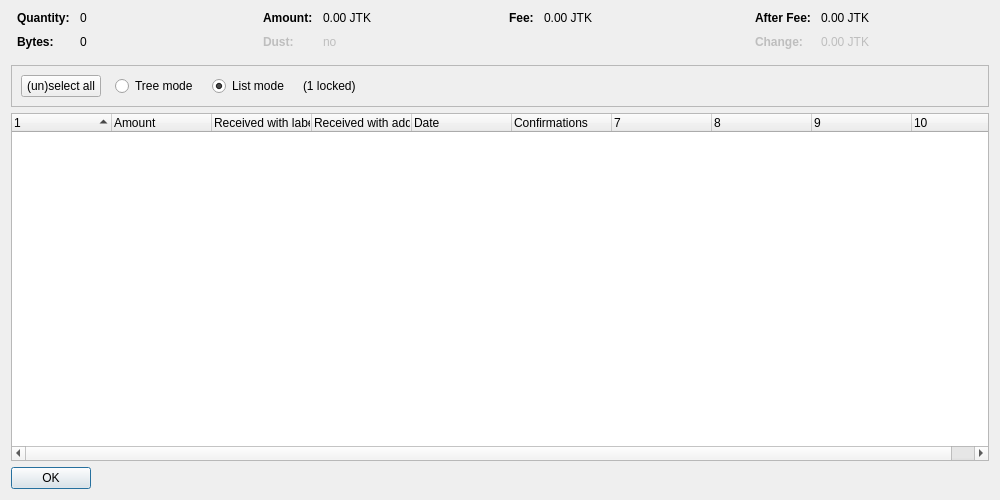
Qt form src/qt/forms/coincontroldialog.ui (zzcasper/Joash-Coin-Sources) before a commit.
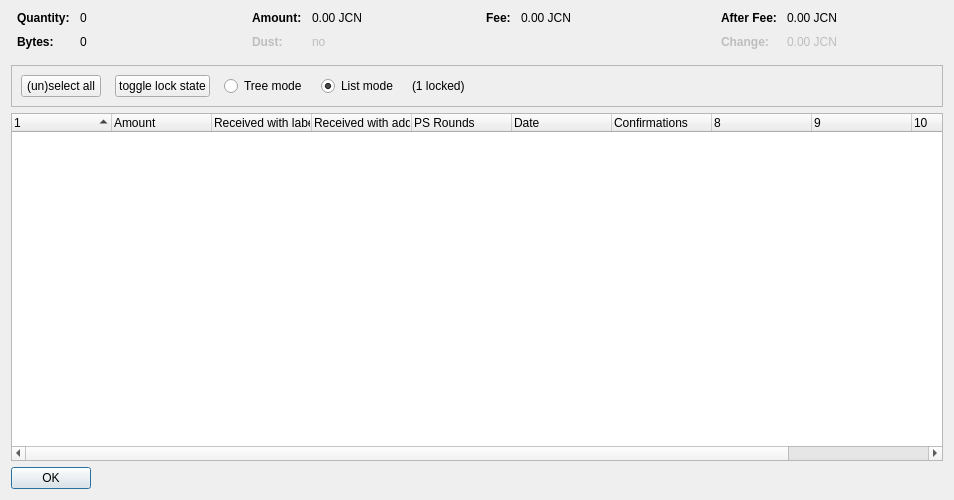
The same form after that commit. Custom widgets are drawn as their Qt base class.

```diff
--- a/src/qt/forms/coincontroldialog.ui
+++ b/src/qt/forms/coincontroldialog.ui
@@ -6,7 +6,7 @@
    <rect>
     <x>0</x>
     <y>0</y>
-    <width>1000</width>
+    <width>954</width>
     <height>500</height>
    </rect>
   </property>
@@ -132,7 +132,7 @@
           <enum>Qt::ActionsContextMenu</enum>
          </property>
          <property name="text">
-          <string notr="true">0.00 JTK</string>
+          <string notr="true">0.00 JCN</string>
          </property>
          <property name="textInteractionFlags">
           <set>Qt::LinksAccessibleByMouse|Qt::TextSelectableByKeyboard|Qt::TextSelectableByMouse</set>
@@ -212,7 +212,7 @@
           <enum>Qt::ActionsContextMenu</enum>
          </property>
          <property name="text">
-          <string notr="true">0.00 JTK</string>
+          <string notr="true">0.00 JCN</string>
          </property>
          <property name="textInteractionFlags">
           <set>Qt::LinksAccessibleByMouse|Qt::TextSelectableByKeyboard|Qt::TextSelectableByMouse</set>
@@ -257,7 +257,7 @@
           <enum>Qt::ActionsContextMenu</enum>
          </property>
          <property name="text">
-          <string notr="true">0.00 JTK</string>
+          <string notr="true">0.00 JCN</string>
          </property>
          <property name="textInteractionFlags">
           <set>Qt::LinksAccessibleByMouse|Qt::TextSelectableByKeyboard|Qt::TextSelectableByMouse</set>
@@ -292,7 +292,7 @@
           <enum>Qt::ActionsContextMenu</enum>
          </property>
          <property name="text">
-          <string notr="true">0.00 JTK</string>
+          <string notr="true">0.00 JCN</string>
          </property>
          <property name="textInteractionFlags">
           <set>Qt::LinksAccessibleByMouse|Qt::TextSelectableByKeyboard|Qt::TextSelectableByMouse</set>
@@ -319,7 +319,7 @@
      </property>
      <layout class="QHBoxLayout" name="horizontalLayout">
       <item>
-       <layout class="QHBoxLayout" name="horizontalLayoutPanel" stretch="0,0,0,0,0">
+       <layout class="QHBoxLayout" name="horizontalLayoutPanel" stretch="0,0,0,0,0,0">
         <property name="spacing">
          <number>14</number>
         </property>
@@ -339,6 +339,22 @@
           </property>
          </widget>
         </item>
+        <item>
+         <widget class="QPushButton" name="pushButtonToggleLock">
+          <property name="sizePolicy">
+           <sizepolicy hsizetype="Maximum" vsizetype="Fixed">
+            <horstretch>0</horstretch>
+            <verstretch>0</verstretch>
+           </sizepolicy>
+          </property>
+          <property name="text">
+           <string>toggle lock state</string>
+          </property>
+          <property name="autoDefault">
+           <bool>false</bool>
+          </property>
+         </widget>
+        </item>
         <item>
          <widget class="QRadioButton" name="radioTreeMode">
           <property name="sizePolicy">
@@ -402,7 +418,7 @@
       <bool>false</bool>
      </property>
      <property name="columnCount">
-      <number>10</number>
+      <number>11</number>
      </property>
      <attribute name="headerShowSortIndicator" stdset="0">
       <bool>true</bool>
@@ -430,6 +446,11 @@
        <string>Received with address</string>
       </property>
      </column>
+     <column>
+      <property name="text">
+       <string>PS Rounds</string>
+      </property>
+     </column>
      <column>
       <property name="text">
        <string>Date</string>
```
Left out of the diff: 4 changed lines with no effect on the pictures.
